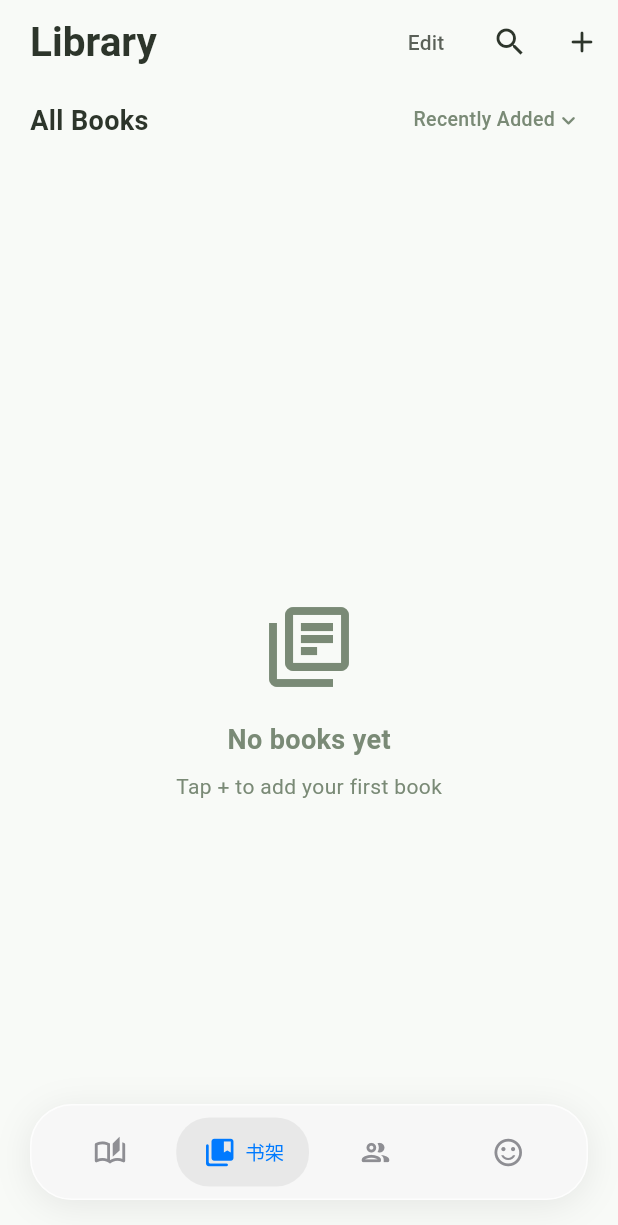
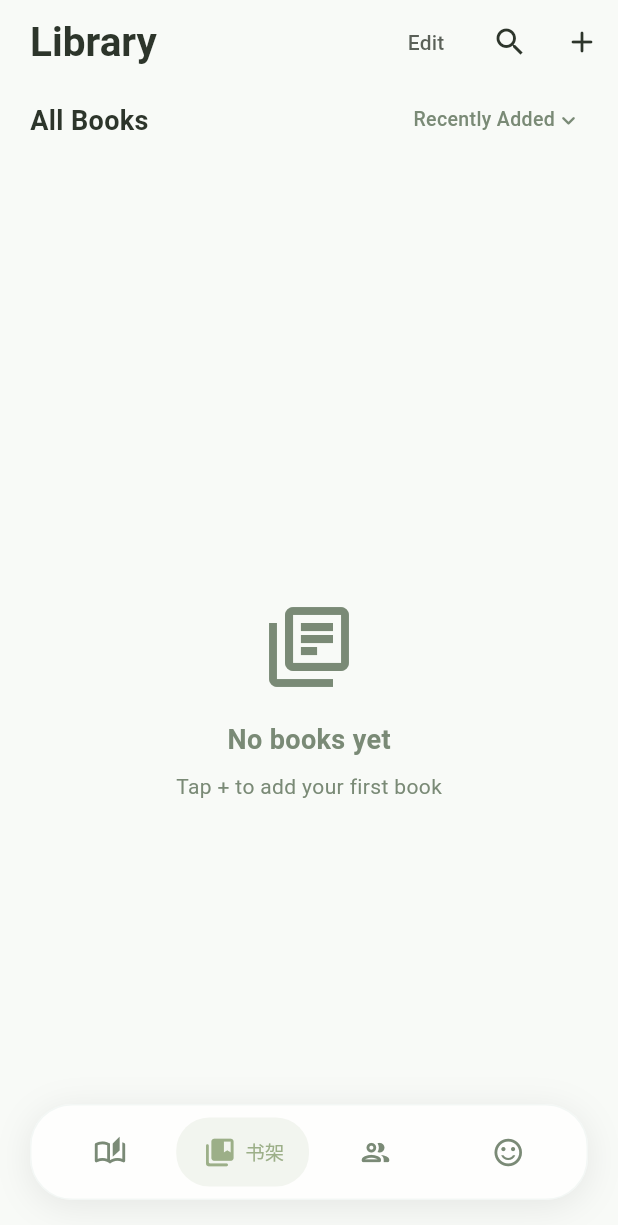
Before and after one commit to waterlovemelon/gravity-reader, a Flutter app: the screen it shows after launch, on a phone screen of 412 x 824 dp. Shown: the top 1225 px of the screen. Run offline on Flutter 3.47's test engine with Material 3 defaults, Android fonts, the phone set to English and light mode, and no system bars; our stand-ins replace file_picker, flutter_riverpod, image_picker, just_audio, just_audio_background, shared_preferences and 1 more; missing offline and left inert: audio_session, charset_converter; accounts and stored records are empty; network calls fail; statements that could not run were skipped.

Commit message:
适配应用悬浮控件主题样式

```diff
--- a/lib/presentation/widgets/floating_nav_bar.dart
+++ b/lib/presentation/widgets/floating_nav_bar.dart
@@ -1,7 +1,9 @@
 import 'dart:ui';
 import 'package:flutter/material.dart';
+import 'package:flutter_riverpod/flutter_riverpod.dart';
+import 'package:myreader/core/providers/theme_provider.dart';
 
-class FloatingNavBar extends StatelessWidget {
+class FloatingNavBar extends ConsumerWidget {
   final int currentIndex;
   final ValueChanged<int> onIndexChanged;
 
@@ -12,7 +14,21 @@ class FloatingNavBar extends StatelessWidget {
   });
 
   @override
-  Widget build(BuildContext context) {
+  Widget build(BuildContext context, WidgetRef ref) {
+    final theme = ref.watch(currentThemeProvider);
+    final navBackground =
+        Color.lerp(
+          theme.cardBackgroundColor,
+          theme.scaffoldBackgroundColor,
+          0.2,
+        ) ??
+        theme.cardBackgroundColor;
+    final navBorder =
+        Color.lerp(theme.dividerColor, Colors.white, 0.3) ?? theme.dividerColor;
+    final selectedBackground = theme.primaryColor.withValues(alpha: 0.12);
+    final selectedForeground = theme.primaryColor;
+    final unselectedForeground = theme.secondaryTextColor;
+
     return Positioned(
       left: 20,
       right: 20,
@@ -20,12 +36,15 @@ class FloatingNavBar extends StatelessWidget {
       child: Container(
         padding: const EdgeInsets.symmetric(horizontal: 8, vertical: 8),
         decoration: BoxDecoration(
-          color: const Color(0xFFF7F7F7),
+          color: navBackground,
           borderRadius: BorderRadius.circular(28),
-          border: Border.all(color: Colors.white.withOpacity(0.8), width: 1),
+          border: Border.all(
+            color: navBorder.withValues(alpha: 0.72),
+            width: 1,
+          ),
           boxShadow: [
             BoxShadow(
-              color: Colors.black.withOpacity(0.08),
+              color: Colors.black.withValues(alpha: 0.08),
               blurRadius: 20,
               offset: const Offset(0, 4),
             ),
@@ -38,24 +57,36 @@ class FloatingNavBar extends StatelessWidget {
               selectedIcon: Icons.auto_stories_rounded,
               label: '阅读',
               index: 0,
+              selectedBackground: selectedBackground,
+              selectedForeground: selectedForeground,
+              unselectedForeground: unselectedForeground,
             ),
             _buildNavItem(
               icon: Icons.collections_bookmark_outlined,
               selectedIcon: Icons.collections_bookmark_rounded,
               label: '书架',
               index: 1,
+              selectedBackground: selectedBackground,
+              selectedForeground: selectedForeground,
+              unselectedForeground: unselectedForeground,
             ),
             _buildNavItem(
               icon: Icons.people_outline_rounded,
               selectedIcon: Icons.people_rounded,
               label: '书友',
               index: 2,
+              selectedBackground: selectedBackground,
+              selectedForeground: selectedForeground,
+              unselectedForeground: unselectedForeground,
             ),
             _buildNavItem(
               icon: Icons.sentiment_satisfied_alt_outlined,
               selectedIcon: Icons.sentiment_satisfied_alt_rounded,
               label: '我的',
               index: 3,
+              selectedBackground: selectedBackground,
+              selectedForeground: selectedForeground,
+              unselectedForeground: unselectedForeground,
             ),
           ],
         ),
@@ -68,6 +99,9 @@ class FloatingNavBar extends StatelessWidget {
     required IconData selectedIcon,
     required String label,
     required int index,
+    required Color selectedBackground,
+    required Color selectedForeground,
+    required Color unselectedForeground,
   }) {
     final isSelected = currentIndex == index;
 
@@ -83,9 +117,7 @@ class FloatingNavBar extends StatelessWidget {
             vertical: 12,
           ),
           decoration: BoxDecoration(
-            color: isSelected
-                ? Colors.black.withOpacity(0.06)
-                : Colors.transparent,
+            color: isSelected ? selectedBackground : Colors.transparent,
             borderRadius: BorderRadius.circular(22),
           ),
           child: Row(
@@ -94,9 +126,7 @@ class FloatingNavBar extends StatelessWidget {
               Icon(
                 isSelected ? selectedIcon : icon,
                 size: 22,
-                color: isSelected
-                    ? const Color(0xFF007AFF)
-                    : const Color(0xFF8E8E93),
+                color: isSelected ? selectedForeground : unselectedForeground,
               ),
               AnimatedCrossFade(
                 duration: const Duration(milliseconds: 200),
@@ -109,8 +139,8 @@ class FloatingNavBar extends StatelessWidget {
                   padding: const EdgeInsets.only(left: 6),
                   child: Text(
                     label,
-                    style: const TextStyle(
-                      color: Color(0xFF007AFF),
+                    style: TextStyle(
+                      color: selectedForeground,
                       fontSize: 13,
                       fontWeight: FontWeight.w500,
                       decoration: TextDecoration.none,
```
Also changed, not shown: lib/presentation/pages/main_navigation_page.dart (+28 -14 lines).
